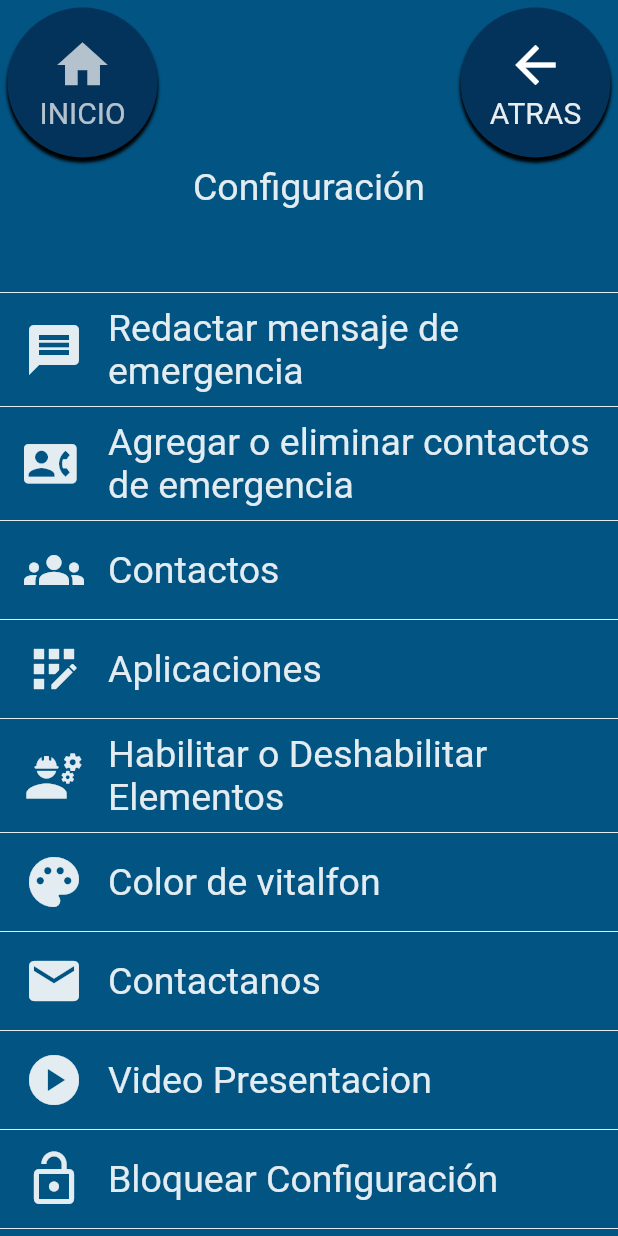
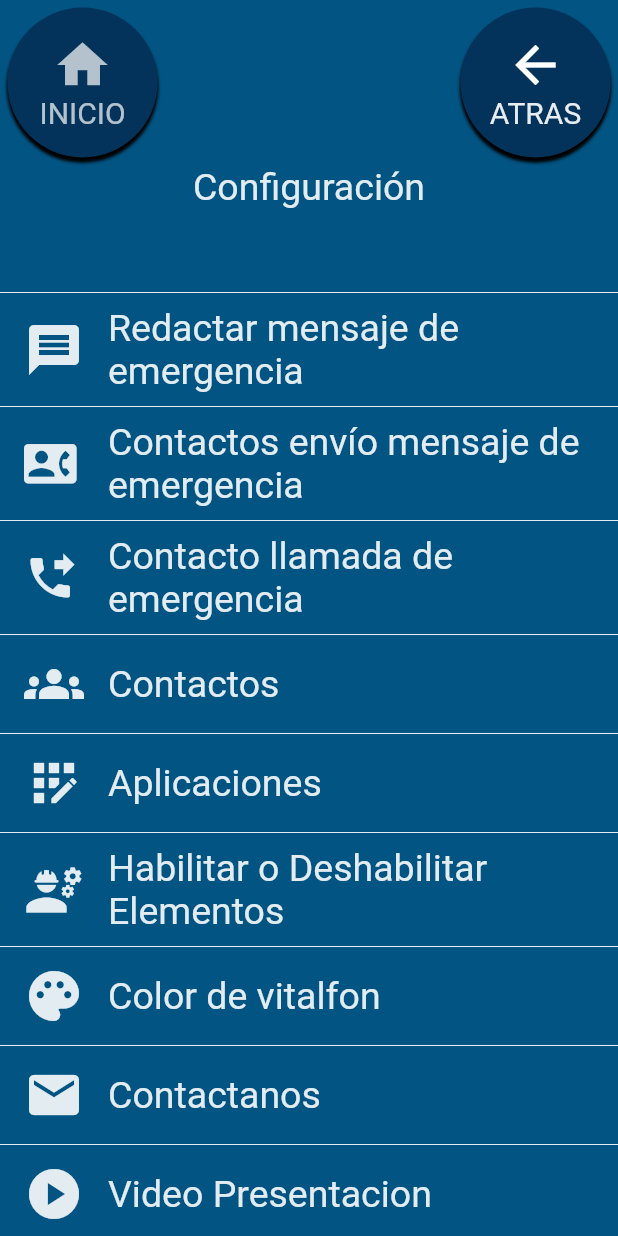
Before and after one commit to hualde666/piproyNuevo, a Flutter app: the ConfiguracionPage screen opened directly, on a phone screen of 412 x 824 dp. Run offline on Flutter 3.47's test engine with Material 2 defaults, Android fonts, the phone set to English and light mode, and no system bars; our stand-ins replace audioplayers, contacts_service, location, permission_handler, shared_preferences, sqflite and 1 more; missing offline and left inert: device_apps, flutter_phone_direct_caller, telephony; accounts and stored records are empty.

Commit message:
modo config en grupo de contactos

```diff
--- a/lib/scr/pages/configuracion_page.dart
+++ b/lib/scr/pages/configuracion_page.dart
@@ -59,7 +59,7 @@ class ConfiguracionPage extends StatelessWidget {
                     ? Theme.of(context).primaryColor
                     : Colors.white38,
               ),
-              title: Text('Agregar o eliminar contactos de emergencia',
+              title: Text('Contactos envío mensaje de emergencia',
                   style: TextStyle(
                     fontSize: 25,
                     color: pref.modoConfig
@@ -85,6 +85,26 @@ class ConfiguracionPage extends StatelessWidget {
                     MaterialPageRoute(
                         builder: (context) => ContactsPorGrupoPage()));
               }),
+          Divider(
+            height: 10,
+            color: Theme.of(context).primaryColor,
+          ),
+          ListTile(
+              leading: Icon(
+                Icons.phone_forwarded,
+                size: 35.0,
+                color: pref.modoConfig
+                    ? Theme.of(context).primaryColor
+                    : Colors.white38,
+              ),
+              title: Text('Contacto llamada de emergencia',
+                  style: TextStyle(
+                    fontSize: 25,
+                    color: pref.modoConfig
+                        ? Theme.of(context).primaryColor
+                        : Colors.white38,
+                  )),
+              onTap: () {}),
           Divider(
             height: 10,
             color: Theme.of(context).primaryColor,
--- a/lib/scr/pages/conta_grupos.dart
+++ b/lib/scr/pages/conta_grupos.dart
@@ -143,7 +143,9 @@ class ContactsGruposPage extends StatelessWidget {
                         eliminarTipo(context, grupo);
                       }
                     },
-                    child: (grupo != 'Todos' && grupo != 'Emergencia')
+                    child: (grupo != 'Todos' &&
+                            grupo != 'Emergencia' &&
+                            pref.modoConfig)
                         ? Container(
                             width: 30,
                             height: 30,
```
Also changed, not shown: lib/scr/pages/contacts_por_grupo.dart (+4 -3 lines), lib/scr/pages/envio_emergencia.dart (+1 -33 lines), lib/scr/pages/wifi_page.dart (deleted, +0 -88 lines).
